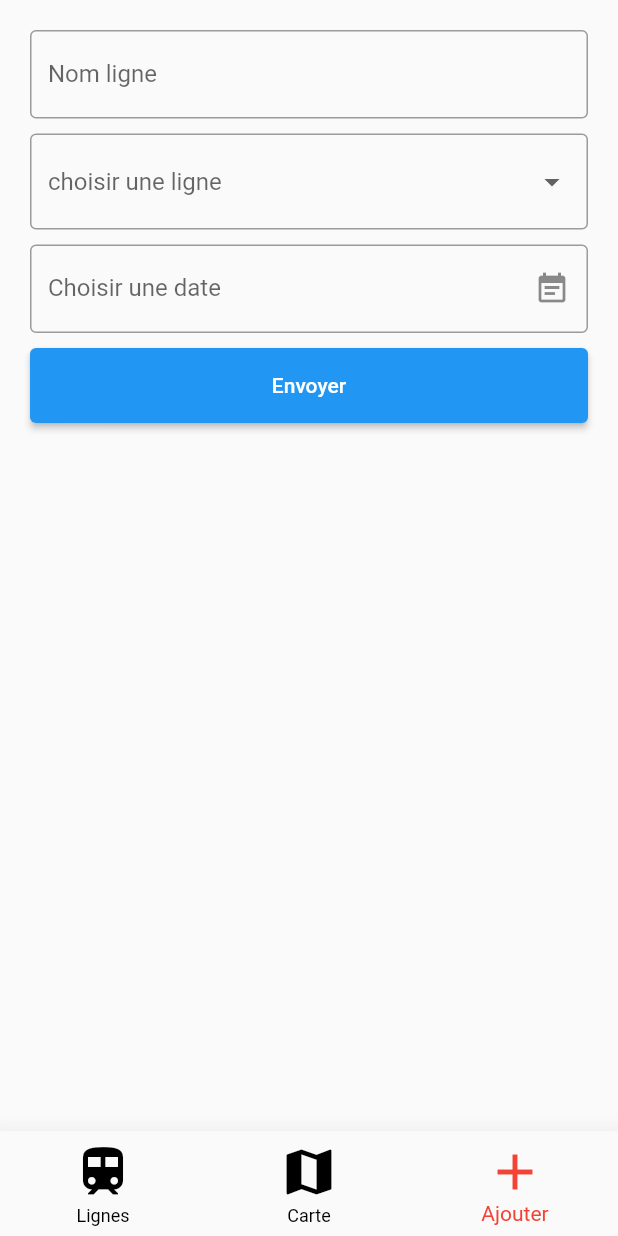
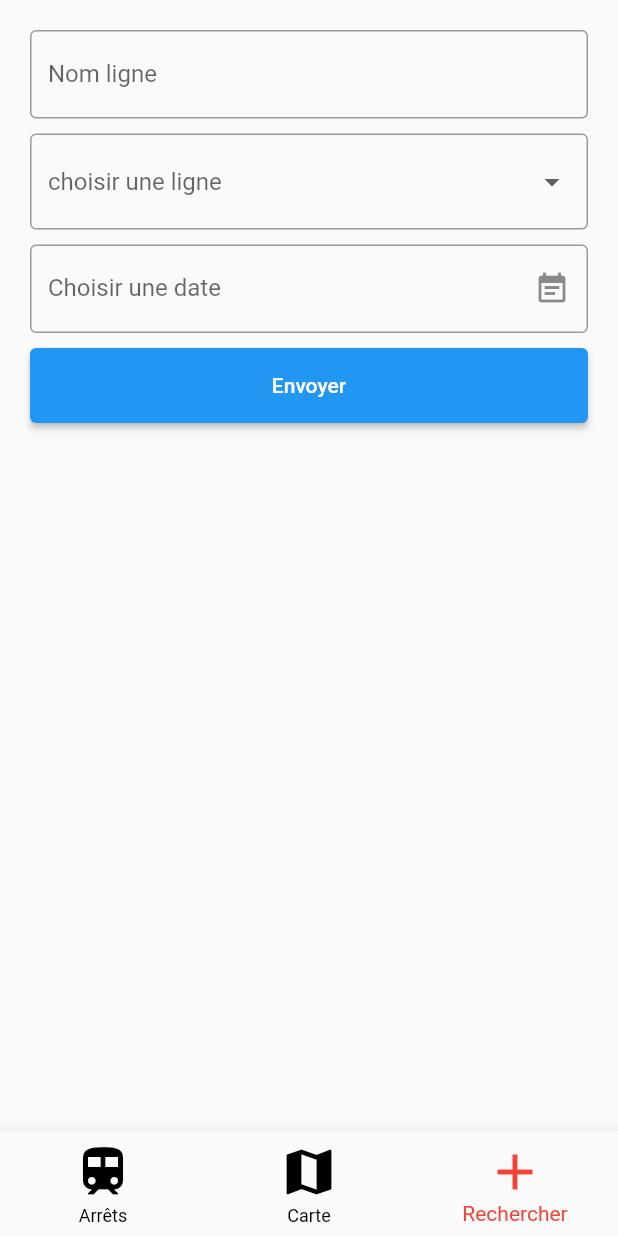
Before and after one commit to Marin29/ACOREL, a Flutter app: the screen it shows after launch, item 3 of the bottom bar chosen, on a phone screen of 412 x 824 dp. Run offline on Flutter 3.47's test engine with Material 2 defaults, Android fonts, the phone set to English and light mode, and no system bars; drawn by our look-alikes of date_field; our stand-ins replace csv, google_maps_flutter; missing offline and left inert: gtfs_realtime_bindings, protobuf; network calls fail.

Commit message:
résolution de bug chelou sur la destination

```diff
--- a/lib/main.dart
+++ b/lib/main.dart
@@ -51,7 +51,7 @@ class _MyAppState extends State<MyApp> {
 
             BottomNavigationBarItem(
                 icon: Icon(Icons.train),
-                label: 'Lignes'
+                label: 'Arrêts'
             ),
             BottomNavigationBarItem(
                 icon: Icon(Icons.map),
@@ -59,7 +59,7 @@ class _MyAppState extends State<MyApp> {
             ),
             BottomNavigationBarItem(
                 icon: Icon(Icons.add),
-                label: 'Ajouter'
+                label: 'Rechercher'
             )
           ],
         ),
--- a/lib/src/gtfs.dart
+++ b/lib/src/gtfs.dart
@@ -50,7 +50,7 @@ Future<String> getStatut(String statut, String stopId) async {
   String arrive = "INCOMING_AT";
   final csvList = await _loadCSV("assets/stopsCotentin.csv");
   if(statut == enRoute) {
-    statut = "en route vers ";
+    statut = "en route vers l'arrêt ";
 
   }
   else if (statut == arret) {
```
Also changed, not shown: assets/routesCotentin.csv (+5 -5 lines), lib/pages/map_page.dart (+3 -5 lines).
